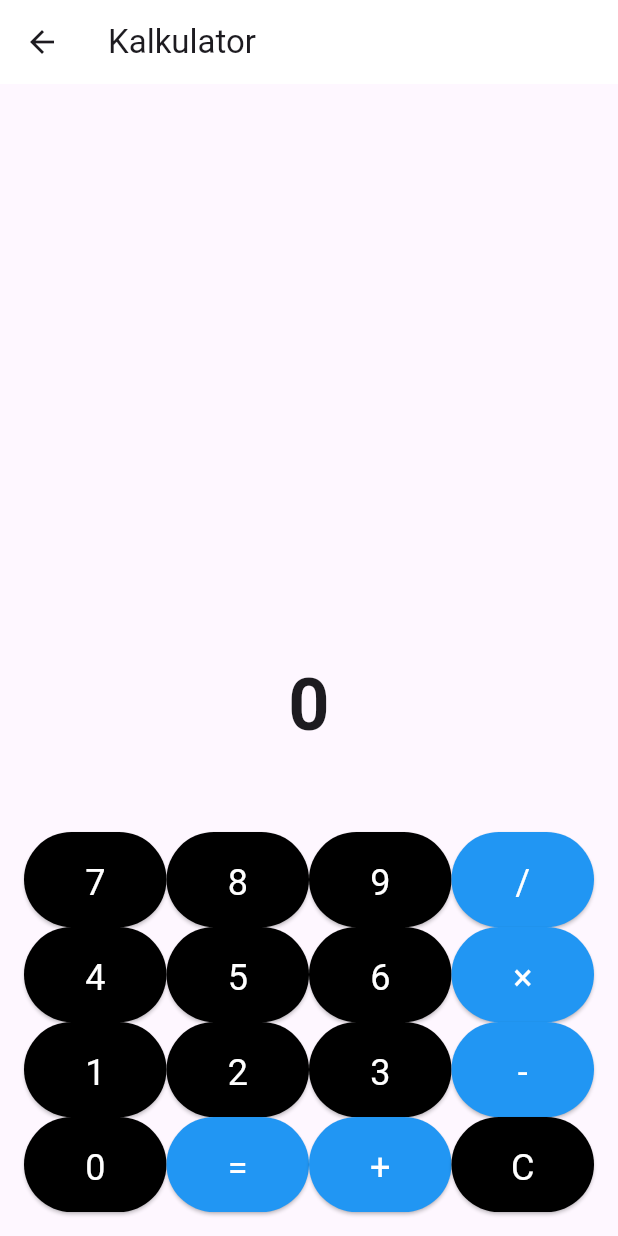
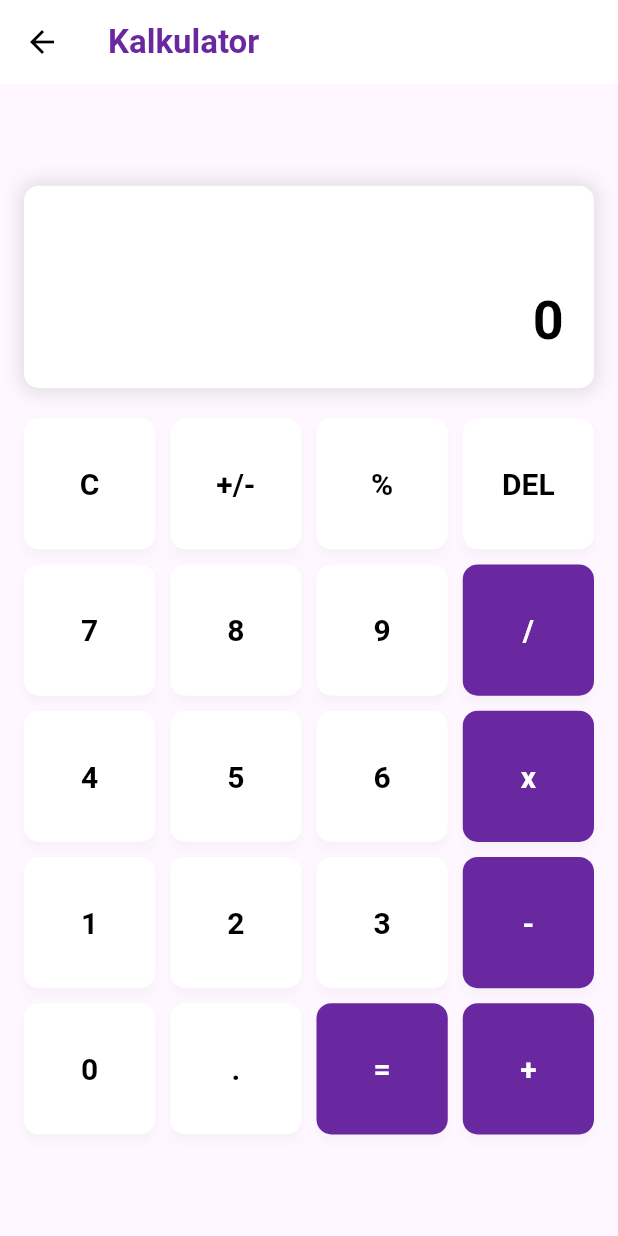
Before and after one commit to abeaar/Mobile-App, a Flutter app: the KalkulatorPage screen opened by its route, on a phone screen of 412 x 824 dp. Run offline on Flutter 3.47's test engine with Material 3 defaults, Android fonts, the phone set to English and light mode, and no system bars; our stand-ins replace math_expressions.

Commit message:
rombak kalkulator

```diff
--- a/lib/home.dart
+++ b/lib/home.dart
@@ -42,7 +42,7 @@ class HomePage extends StatelessWidget {
                     style: TextStyle(
                       fontSize: 24,
                       fontWeight: FontWeight.bold,
-                      color: Colors.blue,
+                      color: Color.fromARGB(255, 106, 40, 160),
                     ),
                     textAlign: TextAlign.center,
                   ),
@@ -79,4 +79,5 @@ class HomePage extends StatelessWidget {
     ),
   );
 }
+
 }
--- a/lib/kalkulator.dart
+++ b/lib/kalkulator.dart
@@ -1,4 +1,5 @@
 import 'package:flutter/material.dart';
+import 'package:math_expressions/math_expressions.dart';
 
 class KalkulatorPage extends StatefulWidget {
   const KalkulatorPage({super.key});
@@ -8,172 +9,163 @@ class KalkulatorPage extends StatefulWidget {
 }
 
 class _KalkulatorPageState extends State<KalkulatorPage> {
-  String _output = "0"; // Menampilkan hasil kalkulasi
-  String _input = ""; // Input angka yang diketik
-  String _operator = ""; // Operator yang dipilih
-  double _previousValue = 0; // Nilai sebelumnya untuk operasi
+  String userInput = '';
+  String answer = '0';
 
-  void _appendToInput(String value) {
-    setState(() {
-      if (_input == "0" && value != '.') {
-        _input = value;
-      } else {
-        _input += value;
-      }
-    });
-  }
-
-  void _clear() {
-    setState(() {
-      _input = "";
-      _output = "0";
-      _operator = "";
-      _previousValue = 0;
-    });
-  }
-
-  void _calculate() {
-    double currentValue = double.tryParse(_input) ?? 0;
-    setState(() {
-      switch (_operator) {
-        case 'tambah':
-          _output = (_previousValue + currentValue).toString();
-          break;
-        case 'kurang':
-          _output = (_previousValue - currentValue).toString();
-          break;
-        case 'kali':
-          _output = (_previousValue * currentValue).toString();
-          break;
-        case 'bagi':
-          if (currentValue == 0) {
-            _output = "Error"; // Avoid division by zero
-          } else {
-            _output = (_previousValue / currentValue).toString();
-          }
-          break;
-        default:
-          _output = _input;
-      }
-      _input = "";
-      _operator = "";
-      _previousValue = 0;
-    });
-  }
-
-  void _setOperator(String operator) {
-    setState(() {
-      if (_input.isNotEmpty) {
-        _previousValue = double.tryParse(_input) ?? 0;
-      }
-      _input = "";
-      _operator = operator;
-    });
-  }
+  final List<String> buttons = [
+    'C', '+/-', '%', 'DEL',
+    '7', '8', '9', '/',
+    '4', '5', '6', 'x',
+    '1', '2', '3', '-',
+    '0', '.', '=', '+',
+  ];
 
   @override
   Widget build(BuildContext context) {
     return Scaffold(
       appBar: AppBar(
-        backgroundColor: const Color.fromARGB(255, 255, 255, 255),
-        title: const Text('Kalkulator'),
+        title: const Text(
+          "Kalkulator",
+          style: TextStyle(
+            color: Color.fromARGB(255, 106, 40, 160),
+            fontWeight: FontWeight.bold,
           ),
-      body: Padding(
+        ),
+        backgroundColor: Colors.white,
+        iconTheme: const IconThemeData(color: Colors.black),
+        elevation: 0,
+      ),
+      // backgroundColor: Colors.white,
+      body: Center(
+        child: SingleChildScrollView(
           padding: const EdgeInsets.all(16.0),
           child: Column(
-          mainAxisAlignment: MainAxisAlignment.end,
+            mainAxisSize: MainAxisSize.min,
             children: <Widget>[
-            // Output display
+              // Display Area
+              Container(
+                width: double.infinity,
+                padding: const EdgeInsets.all(20),
+                decoration: BoxDecoration(
+                  color: Colors.white,
+                  borderRadius: BorderRadius.circular(10),
+                  boxShadow: [
+                    BoxShadow(
+                      color: Colors.black12,
+                      blurRadius: 10,
+                      spreadRadius: 2,
+                    ),
+                  ],
+                ),
+                child: Column(
+                  crossAxisAlignment: CrossAxisAlignment.end,
+                  children: [
                     Text(
-              _input.isEmpty ? _output : _input,
-              style: const TextStyle(fontSize: 48, fontWeight: FontWeight.bold),
+                      userInput,
+                      style: const TextStyle(
+                        fontSize: 24,
+                        color: Colors.black54,
                       ),
-            const SizedBox(height: 50),
-            // Number and operator buttons
+                    ),
+                    const SizedBox(height: 10),
+                    Text(
+                      answer,
+                      style: const TextStyle(
+                        fontSize: 36,
+                        fontWeight: FontWeight.bold,
+                        color: Colors.black,
+                      ),
+                    ),
+                  ],
+                ),
+              ),
+              const SizedBox(height: 20),
+              // Buttons Grid
               GridView.builder(
                 shrinkWrap: true,
+                physics: const NeverScrollableScrollPhysics(),
+                itemCount: buttons.length,
                 gridDelegate: const SliverGridDelegateWithFixedCrossAxisCount(
                   crossAxisCount: 4,
-                childAspectRatio: 1.5,
+                  crossAxisSpacing: 10,
+                  mainAxisSpacing: 10,
                 ),
-              itemCount: 16,
-              itemBuilder: (context, index) {
-                if (index == 0) {
-                  return _buildButton('7');
-                } else if (index == 1) {
-                  return _buildButton('8');
-                } else if (index == 2) {
-                  return _buildButton('9');
-                } else if (index == 3) {
-                  return _buildOperatorButton('/', 'bagi');
-                } else if (index == 4) {
-                  return _buildButton('4');
-                } else if (index == 5) {
-                  return _buildButton('5');
-                } else if (index == 6) {
-                  return _buildButton('6');
-                } else if (index == 7) {
-                  return _buildOperatorButton('×', 'kali');
-                } else if (index == 8) {
-                  return _buildButton('1');
-                } else if (index == 9) {
-                  return _buildButton('2');
-                } else if (index == 10) {
-                  return _buildButton('3');
-                } else if (index == 11) {
-                  return _buildOperatorButton('-', 'kurang');
-                } else if (index == 12) {
-                  return _buildButton('0');
-                } else if (index == 13) {
-                  return _buildOperatorButton('=', 'equals');
-                } else if (index == 14) {
-                  return _buildOperatorButton('+', 'tambah');
-                } else {
-                  return _buildButton('C', clear: true);
-                }
+                itemBuilder: (BuildContext context, int index) {
+                  return buildButton(buttons[index]);
                 },
               ),
             ],
           ),
         ),
+      ),
     );
   }
 
-  // Button Number
-  Widget _buildButton(String text, {bool clear = false}) {
-    return ElevatedButton(
-      onPressed: () {
-        if (clear) {
-          _clear();
-        } else {
-          _appendToInput(text);
-        }
-      },
+  Widget buildButton(String text) {
+    bool isOp = isOperator(text);
+    return SizedBox(
+      width: 70,
+      height: 70,
+      child: ElevatedButton(
+        onPressed: () => onButtonPressed(text),
         style: ElevatedButton.styleFrom(
-        padding: const EdgeInsets.all(20),
-        textStyle: const TextStyle(fontSize: 24),
-        backgroundColor: Colors.black,
+          backgroundColor: isOp ? const Color.fromARGB(255, 106, 40, 160) : Colors.white,
+          padding: const EdgeInsets.all(15),
+          textStyle: const TextStyle(fontSize: 20),
+          shape: RoundedRectangleBorder(
+            borderRadius: BorderRadius.circular(10),
           ),
-      child: Text(text, style: const TextStyle(color: Colors.white)),
+          elevation: 3,
+          shadowColor: Colors.black12,
+        ),
+        child: Text(
+          text,
+          style: TextStyle(
+            color: isOp ? Colors.white : Colors.black,
+            fontWeight: FontWeight.bold,
+          ),
+        ),
+      ),
     );
   }
 
-  // Operator Button
-  Widget _buildOperatorButton(String symbol, String operation) {
-    return ElevatedButton(
-      onPressed: () {
-        if (operation == 'equals') {
-          _calculate();
+  void onButtonPressed(String buttonText) {
+    setState(() {
+      if (buttonText == 'C') {
+        userInput = '';
+        answer = '0';
+      } else if (buttonText == 'DEL') {
+        if (userInput.isNotEmpty) {
+          userInput = userInput.substring(0, userInput.length - 1);
+        }
+      } else if (buttonText == '=') {
+        calculateResult();
       } else {
-          _setOperator(operation);
+        userInput += buttonText;
       }
-      },
-      style: ElevatedButton.styleFrom(
-        padding: const EdgeInsets.all(20),
-        textStyle: const TextStyle(fontSize: 24),
-        backgroundColor: Colors.blue,
-      ),
-      child: Text(symbol, style: const TextStyle(color: Colors.white)),
-    );
+    });
+  }
+
+  void calculateResult() {
+    try {
+      String finalInput = userInput.replaceAll('x', '*');
+
+      Parser p = Parser();
+      Expression exp = p.parse(finalInput);
+      ContextModel cm = ContextModel();
+      double eval = exp.evaluate(EvaluationType.REAL, cm);
+
+      setState(() {
+        answer = eval.toString();
+      });
+    } catch (e) {
+      setState(() {
+        answer = "Error";
+      });
     }
   }
+
+  bool isOperator(String x) {
+    return ['/', 'x', '-', '+', '='].contains(x);
+  }
+}
--- a/lib/login.dart
+++ b/lib/login.dart
@@ -58,7 +58,7 @@ class _LoginPageState extends State<LoginPage> {
       appBar: AppBar(
           backgroundColor: const Color.fromARGB(255, 255, 255, 255),
           title: const Text(
-            'Simple App',
+            'Simple Math App',
             style: TextStyle(
                 color: Color.fromARGB(255, 106, 40, 160),
                 fontWeight: FontWeight.bold),
--- a/lib/registrasi.dart
+++ b/lib/registrasi.dart
@@ -48,7 +48,7 @@ class _RegisterPageState extends State<RegisterPage> {
       appBar: AppBar(
           backgroundColor: const Color.fromARGB(255, 255, 255, 255),
           title: const Text(
-            'Simple App',
+            'Simple Math App',
             style: TextStyle(
                 color: Color.fromARGB(255, 106, 40, 160),
                 fontWeight: FontWeight.bold),
```
Also changed, not shown: 2 other files. Lines whose indentation alone changed are shown as unchanged.
